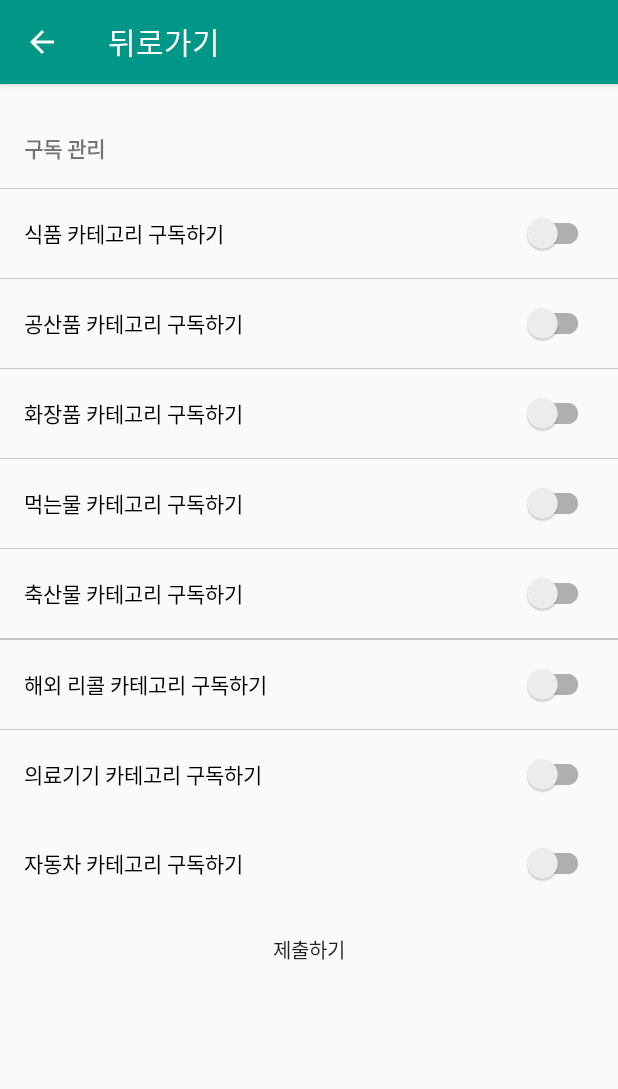
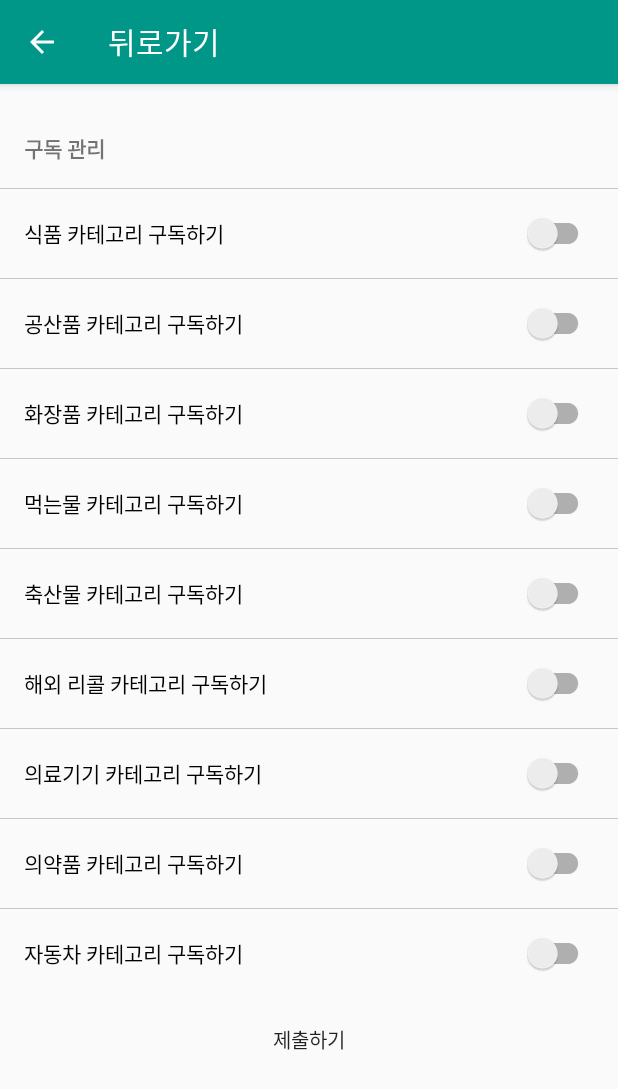
Before and after one commit to HyowonAn/MayIUseIt, an Android app: the SubscribeActivity screen opened directly, with no data from a screen before it, on a phone screen of 412 x 824 dp. Shown: the top 1089 px of the screen. Run offline under Robolectric (Android 15) with nearby library versions, the phone set to English and light mode, and no system bars; libraries missing offline, so code that uses them is left out: com.auth0.android, com.facebook, com.facebook.stetho; network calls fail.

Commit message:
구독기능 리스트 불러오기 활성화

```diff
--- a/app/src/main/java/net/uprin/mayiuseit/fragment/CategoryFragment.java
+++ b/app/src/main/java/net/uprin/mayiuseit/fragment/CategoryFragment.java
@@ -16,7 +16,7 @@ import net.uprin.mayiuseit.R;
 
 public class CategoryFragment extends Fragment {
 
-    ImageView visit,comment,rated,all,food,machine,cosmetic,water,livestock,aborad,medical,vehicle;
+    ImageView visit,comment,rated,all,food,machine,cosmetic,water,livestock,aborad,medical,vehicle,medicine;
     public static CategoryFragment createInstance() {
         CategoryFragment categoryFragmentFragment = new CategoryFragment();
         Bundle bundle = new Bundle();
@@ -37,6 +37,7 @@ public class CategoryFragment extends Fragment {
         livestock = (ImageView) v.findViewById(R.id.category_livestock);
         aborad = (ImageView) v.findViewById(R.id.category_aboard);
         medical = (ImageView) v.findViewById(R.id.category_medical);
+        medicine= (ImageView) v.findViewById(R.id.category_medicine);
         vehicle = (ImageView) v.findViewById(R.id.category_vehicle);
         water = (ImageView) v.findViewById(R.id.category_water);
         Glide.with(this).load(R.drawable.visit_background).into(visit);
@@ -50,6 +51,7 @@ public class CategoryFragment extends Fragment {
         Glide.with(this).load(R.drawable.livestock_background).into(livestock);
         Glide.with(this).load(R.drawable.aboard_background).into(aborad);
         Glide.with(this).load(R.drawable.medical_background).into(medical);
+        Glide.with(this).load(R.drawable.medicine_background).into(medicine);
         Glide.with(this).load(R.drawable.vehicle_background).into(vehicle);
         Glide.with(this).load(R.drawable.water_background).into(water);
 
--- a/app/src/main/res/layout/activity_subscribe.xml
+++ b/app/src/main/res/layout/activity_subscribe.xml
@@ -120,12 +120,6 @@
             android:checked="false"
             android:text="축산물 카테고리 구독하기" />
 
-        <View
-            android:layout_width="match_parent"
-            android:layout_height="0.3dp"
-            android:layout_centerInParent="true"
-            android:background="@color/colorPrimaryDarkWhite"
-            android:padding="8dp" />
 
         <View
             android:layout_width="match_parent"
@@ -156,6 +150,26 @@
             android:layout_margin="16dp"
             android:checked="false"
             android:text="의료기기 카테고리 구독하기" />
+        <View
+            android:layout_width="match_parent"
+            android:layout_height="0.3dp"
+            android:layout_centerInParent="true"
+            android:background="@color/colorPrimaryDarkWhite"
+            android:padding="8dp" />
+
+        <android.support.v7.widget.SwitchCompat
+            android:id="@+id/subscribe_medicines"
+            android:layout_width="match_parent"
+            android:layout_height="wrap_content"
+            android:layout_margin="16dp"
+            android:checked="false"
+            android:text="의약품 카테고리 구독하기" />
+        <View
+            android:layout_width="match_parent"
+            android:layout_height="0.3dp"
+            android:layout_centerInParent="true"
+            android:background="@color/colorPrimaryDarkWhite"
+            android:padding="8dp" />
 
         <android.support.v7.widget.SwitchCompat
             android:id="@+id/subscribe_vehicles"
```
Also changed, not shown: app/src/main/java/net/uprin/mayiuseit/activity/SubscribeActivity.java (+11 -3 lines), app/src/main/java/net/uprin/mayiuseit/model/SubscribeListConfigResponse.java (+11 -1 lines), app/src/main/res/layout/fragment_category.xml (+24 -0 lines), app/src/main/res/drawable/medicine_background.jpg (added).
